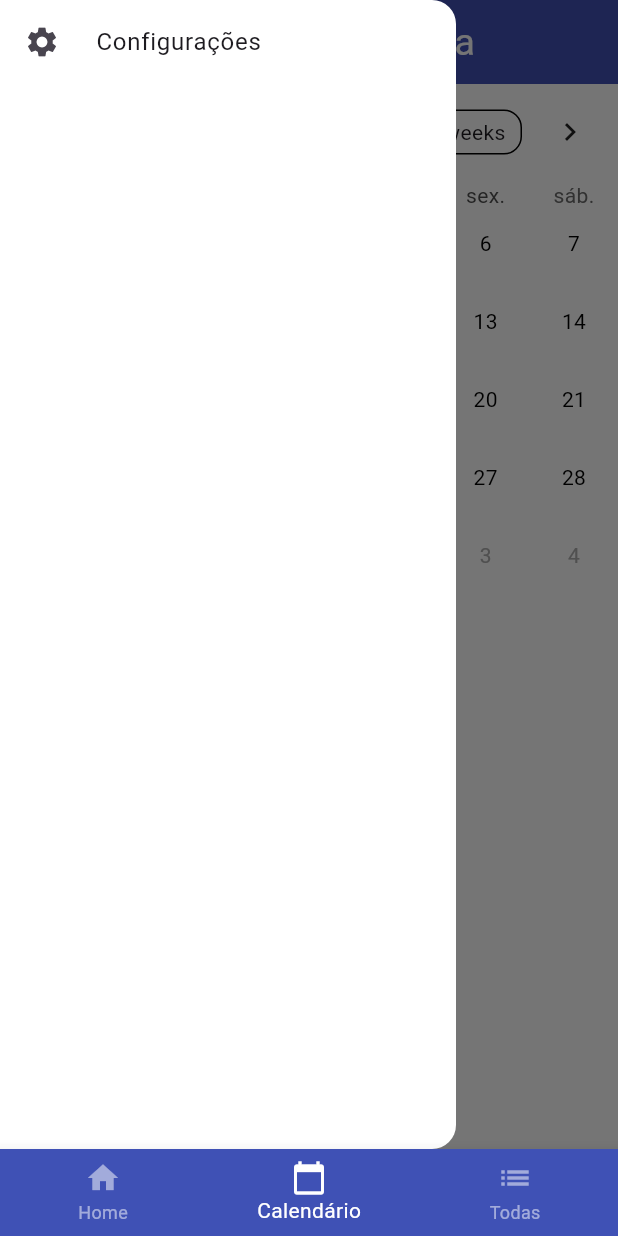
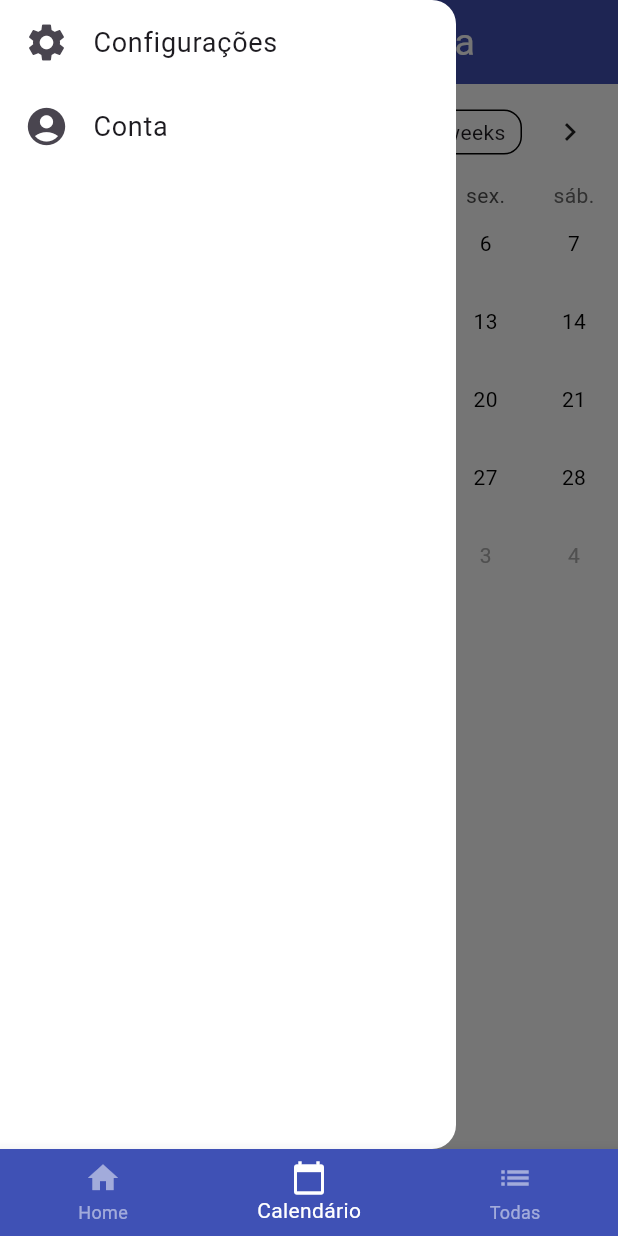
Before and after one commit to lucasmoraesb/projeto-dispositivos-moveis, a Flutter app: the screen it shows once a user with an empty profile is signed in, item 2 of the bottom bar chosen, with the side drawer open, on a phone screen of 412 x 824 dp. Run offline on Flutter 3.47's test engine with Material 3 defaults, Android fonts, the phone set to English and light mode, and no system bars; drawn by our look-alikes of table_calendar; our stand-ins replace cloud_firestore, firebase_auth, firebase_core; accounts and stored records are empty.

Commit message:
atualização do drawer em calendario page e tarefas page

```diff
--- a/lib/pages/calendario_page.dart
+++ b/lib/pages/calendario_page.dart
@@ -7,6 +7,7 @@ import '../models/tarefa.dart';
 import '../services/auth_service.dart';
 import 'package:provider/provider.dart';
 import '../repositories/casas_repository.dart';
+import 'conta_page.dart';
 
 class CalendarioPage extends StatefulWidget {
   const CalendarioPage({super.key});
@@ -53,6 +54,15 @@ class _CalendarioPageState extends State<CalendarioPage> {
     );
   }
 
+  mostrarConta() {
+    Navigator.push(
+      context,
+      MaterialPageRoute(
+        builder: (_) => const ContaPage(),
+      ),
+    );
+  }
+
   // Método para atualizar a contagem de tarefas para o mês atual
   /* void _updateTarefasCount() async {
     for (var i = 0; i < 31; i++) {
@@ -89,13 +99,33 @@ class _CalendarioPageState extends State<CalendarioPage> {
         child: ListView(
           children: [
             ListTile(
-              leading: const Padding(
-                padding: EdgeInsets.only(right: 8.0),
-                child: Icon(Icons.settings),
+              leading: const Icon(
+                Icons.settings,
+                size: 30,
               ),
-              title: const Text('Configurações'),
+              title: const Text(
+                'Configurações',
+                style: TextStyle(
+                  fontSize: 18, // Aumenta o tamanho da fonte
+                ),
+              ),
               onTap: () {
                 mostrarConfiguracoes();
+              },
+            ),
+            ListTile(
+              leading: const Icon(
+                Icons.account_circle,
+                size: 30,
+              ),
+              title: const Text(
+                'Conta',
+                style: TextStyle(
+                  fontSize: 18, // Aumenta o tamanho da fonte
+                ),
+              ),
+              onTap: () {
+                mostrarConta();
               },
             ),
           ],
```
Also changed, not shown: lib/pages/tarefas_page.dart (+34 -5 lines).
